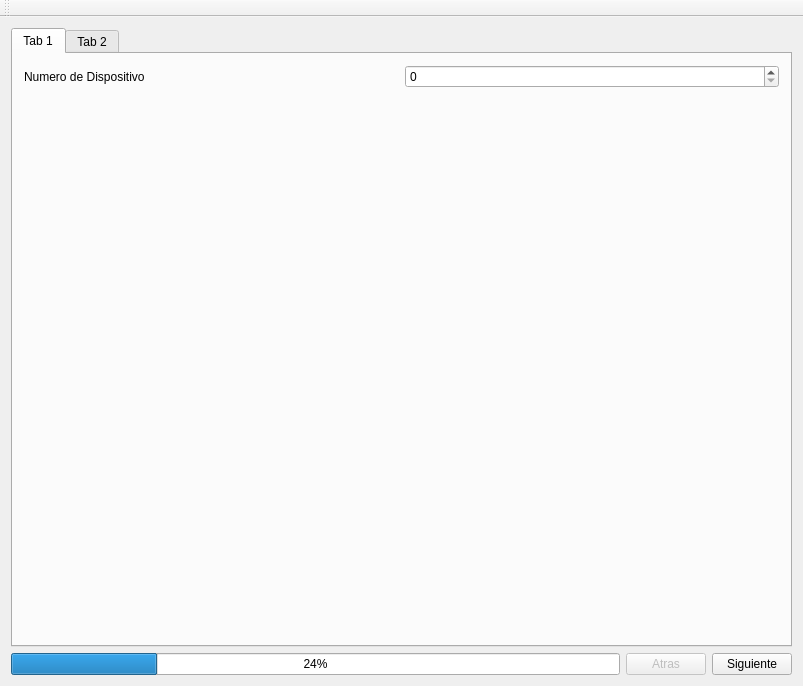
Before: the Qt Designer form ventanaprincipal.ui in dianjuar/ModuloVisionArtifiical_ACO, drawn with Qt 5.
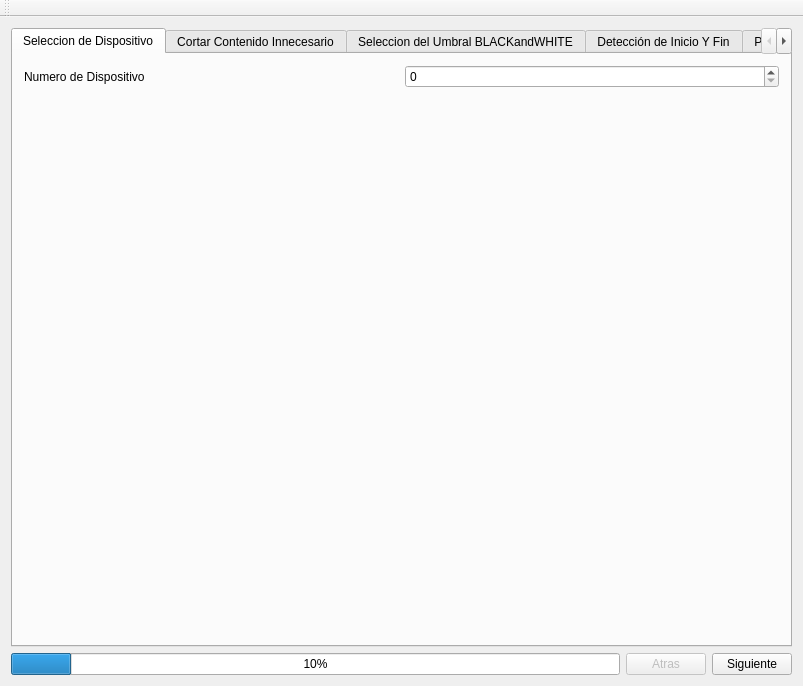
After: the same form once the commit is applied. Icons and pictures are not drawn.

Diff of the .ui file:
```diff
--- a/ventanaprincipal.ui
+++ b/ventanaprincipal.ui
@@ -22,7 +22,7 @@
       </property>
       <widget class="QWidget" name="tab">
        <attribute name="title">
-        <string>Tab 1</string>
+        <string>Seleccion de Dispositivo</string>
        </attribute>
        <layout class="QVBoxLayout" name="verticalLayout_2">
         <item>
@@ -96,7 +96,27 @@
       </widget>
       <widget class="QWidget" name="tab_2">
        <attribute name="title">
-        <string>Tab 2</string>
+        <string>Cortar Contenido Innecesario</string>
+       </attribute>
+      </widget>
+      <widget class="QWidget" name="tab_3">
+       <attribute name="title">
+        <string>Seleccion del Umbral BLACKandWHITE</string>
+       </attribute>
+      </widget>
+      <widget class="QWidget" name="tab_4">
+       <attribute name="title">
+        <string>Detección de Inicio Y Fin</string>
+       </attribute>
+      </widget>
+      <widget class="QWidget" name="tab_5">
+       <attribute name="title">
+        <string>Partir en N Partes</string>
+       </attribute>
+      </widget>
+      <widget class="QWidget" name="tab_6">
+       <attribute name="title">
+        <string>Configuración de la Estacion Central</string>
        </attribute>
       </widget>
      </widget>
@@ -106,7 +126,7 @@
       <item>
        <widget class="QProgressBar" name="progressBar">
         <property name="value">
-         <number>24</number>
+         <number>10</number>
         </property>
        </widget>
       </item>
```
